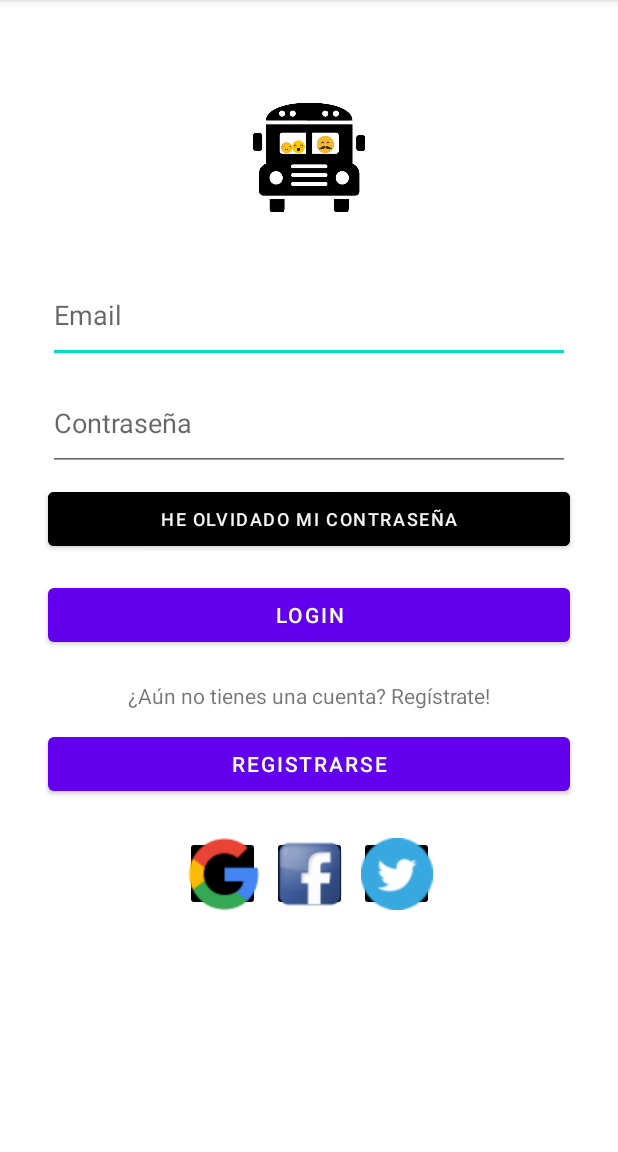
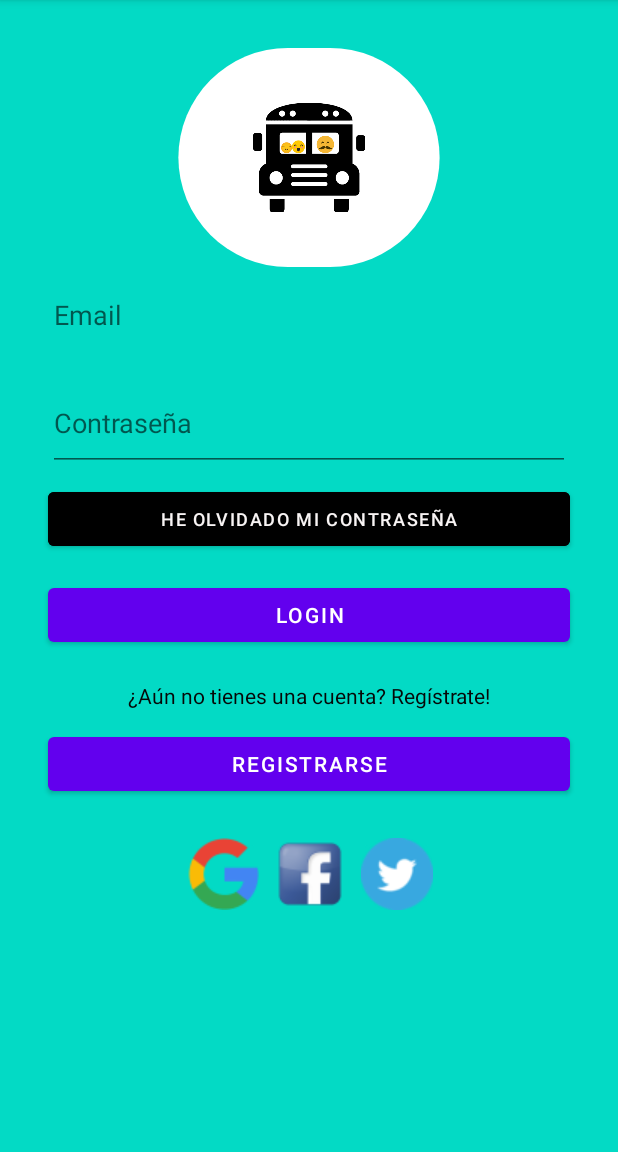
Before and after one commit to Eldervar1519/Kiddo_Delivery, an Android app: the TwitterActivity screen opened directly, with no data from a screen before it, on a phone screen of 412 x 824 dp, the part 84-1236 px from its top. Run offline under Robolectric (Android 15) with nearby library versions, the light colour scheme and no system bars; our stand-ins replace Firebase (no records; nobody signed in at launch, a user with empty details on screens opened directly); 5 statements that could not run were skipped.

Commit message:
RecyclerView funcionando! =) Dando estilo a la app. Hay que dar funcionalidad a los botones del CardView de llamar y eliminar

```diff
--- a/app/src/main/AndroidManifest.xml
+++ b/app/src/main/AndroidManifest.xml
@@ -6,9 +6,8 @@
 
     <application
         android:allowBackup="true"
-        android:icon="@mipmap/ic_launcher"
+        android:icon="@drawable/icono_kiddodelivery"
         android:label="@string/app_name"
-        android:roundIcon="@mipmap/ic_launcher_round"
         android:supportsRtl="true"
         android:theme="@style/Theme.KiddoDelivery">
         <activity
--- a/app/src/main/java/com/kiddo/kiddodelivery/LoginActivity.java
+++ b/app/src/main/java/com/kiddo/kiddodelivery/LoginActivity.java
@@ -3,13 +3,19 @@ package com.kiddo.kiddodelivery;
 import androidx.annotation.NonNull;
 import androidx.annotation.Nullable;
 import androidx.appcompat.app.AppCompatActivity;
+import androidx.core.graphics.drawable.RoundedBitmapDrawable;
+import androidx.core.graphics.drawable.RoundedBitmapDrawableFactory;
 
 import android.content.Intent;
+import android.graphics.Bitmap;
+import android.graphics.drawable.BitmapDrawable;
+import android.graphics.drawable.Drawable;
 import android.os.Bundle;
 import android.view.View;
 import android.widget.Button;
 import android.widget.EditText;
 import android.widget.ImageButton;
+import android.widget.ImageView;
 import android.widget.Toast;
 import com.google.android.gms.auth.api.signin.GoogleSignIn;
 import com.google.android.gms.auth.api.signin.GoogleSignInAccount;
@@ -45,6 +51,25 @@ public class LoginActivity extends AppCompatActivity {
     protected void onCreate(Bundle savedInstanceState) {
         super.onCreate(savedInstanceState);
         setContentView(R.layout.activity_login);
+
+        /*
+        redondear imagen
+         */
+        //extraemos el drawable en un bitmap
+        Drawable originalDrawable = getResources().getDrawable(R.drawable.icono_kiddodelivery);
+        Bitmap originalBitmap = ((BitmapDrawable) originalDrawable).getBitmap();
+
+        //creamos el drawable redondeado
+        RoundedBitmapDrawable roundedDrawable =
+                RoundedBitmapDrawableFactory.create(getResources(), originalBitmap);
+
+        //asignamos el CornerRadius
+        roundedDrawable.setCornerRadius(originalBitmap.getHeight());
+
+        ImageView imageView = (ImageView) findViewById(R.id.imageViewIcono);
+
+        imageView.setImageDrawable(roundedDrawable);
+
 
         /*
         Relacionamos variables con elementos de la IU
--- a/app/src/main/res/drawable/ic_baseline_account_circle_24.xml
+++ b/app/src/main/res/drawable/ic_baseline_account_circle_24.xml
@@ -5,6 +5,6 @@
     android:viewportHeight="24"
     android:tint="?attr/colorControlNormal">
   <path
-      android:fillColor="@android:color/white"
+      android:fillColor="@android:color/black"
       android:pathData="M12,2C6.48,2 2,6.48 2,12s4.48,10 10,10s10,-4.48 10,-10S17.52,2 12,2zM12,6c1.93,0 3.5,1.57 3.5,3.5S13.93,13 12,13s-3.5,-1.57 -3.5,-3.5S10.07,6 12,6zM12,20c-2.03,0 -4.43,-0.82 -6.14,-2.88C7.55,15.8 9.68,15 12,15s4.45,0.8 6.14,2.12C16.43,19.18 14.03,20 12,20z"/>
 </vector>
--- a/app/src/main/res/layout/activity_login.xml
+++ b/app/src/main/res/layout/activity_login.xml
@@ -4,6 +4,7 @@
     xmlns:tools="http://schemas.android.com/tools"
     android:layout_width="match_parent"
     android:layout_height="match_parent"
+    android:background="@color/teal_200"
     tools:context=".LoginActivity">
 
     <ImageView
@@ -11,6 +12,7 @@
         android:layout_width="348dp"
         android:layout_height="146dp"
         android:layout_marginTop="32dp"
+        android:cropToPadding="false"
         app:layout_constraintEnd_toEndOf="parent"
         app:layout_constraintHorizontal_bias="0.498"
         app:layout_constraintStart_toStartOf="parent"
@@ -27,6 +29,7 @@
         android:ems="10"
         android:hint="@string/Email"
         android:inputType="textEmailAddress"
+        android:textColor="#070707"
         app:layout_constraintEnd_toEndOf="parent"
         app:layout_constraintStart_toStartOf="parent"
         app:layout_constraintTop_toBottomOf="@+id/imageViewIcono" />
@@ -41,6 +44,7 @@
         android:ems="10"
         android:hint="@string/Password"
         android:inputType="textPassword"
+        android:textColor="#070707"
         app:layout_constraintEnd_toEndOf="parent"
         app:layout_constraintStart_toStartOf="parent"
         app:layout_constraintTop_toBottomOf="@+id/editTextNombre" />
@@ -103,6 +107,7 @@
         android:layout_marginEnd="32dp"
         android:gravity="center"
         android:text="@string/AunCuenta"
+        android:textColor="#070707"
         app:layout_constraintEnd_toEndOf="parent"
         app:layout_constraintStart_toStartOf="parent"
         app:layout_constraintTop_toBottomOf="@+id/buttonLogin" />
@@ -112,7 +117,7 @@
         android:layout_width="50dp"
         android:layout_height="50dp"
         android:layout_marginTop="24dp"
-        android:backgroundTint="#000000"
+        android:backgroundTint="@color/teal_200"
         android:contentDescription="@string/RegistroFacebook"
         android:scaleType="center"
         app:layout_constraintEnd_toEndOf="parent"
@@ -126,7 +131,7 @@
         android:layout_height="50dp"
         android:layout_marginStart="8dp"
         android:layout_marginTop="24dp"
-        android:backgroundTint="#000000"
+        android:backgroundTint="@color/teal_200"
         android:contentDescription="@string/RegistroTwitter"
         android:scaleType="center"
         app:layout_constraintEnd_toEndOf="parent"
@@ -141,7 +146,7 @@
         android:layout_height="50dp"
         android:layout_marginTop="24dp"
         android:layout_marginEnd="8dp"
-        android:backgroundTint="#000000"
+        android:backgroundTint="@color/teal_200"
         android:contentDescription="@string/RegistroGoogle"
         android:scaleType="center"
         app:layout_constraintEnd_toStartOf="@+id/imageButtonFacebook"
--- a/app/src/main/res/layout/recycler_view_row.xml
+++ b/app/src/main/res/layout/recycler_view_row.xml
@@ -57,6 +57,7 @@
                 android:layout_marginBottom="1dp"
                 android:text="TextView"
                 android:textAlignment="center"
+                android:textColor="#090909"
                 android:textStyle="bold|italic"
                 app:layout_constraintBottom_toBottomOf="parent"
                 app:layout_constraintEnd_toStartOf="@+id/imageButtonCVLlamar"
@@ -80,6 +81,7 @@
                 android:layout_marginStart="12dp"
                 android:layout_marginEnd="12dp"
                 android:text="TextView"
+                android:textColor="#090909"
                 android:textSize="24sp"
                 android:textStyle="bold"
                 app:layout_constraintEnd_toStartOf="@+id/imageButtonCVLlamar"
```
Also changed, not shown: app/src/main/java/com/kiddo/kiddodelivery/PadresActivity.java (+5 -4 lines).
